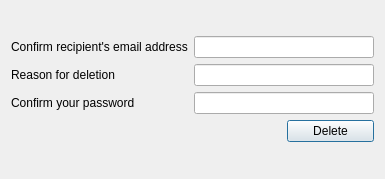
iamOgunyinka/TragelPC, file forms/removeuserconfirmationdialog.ui: the form before one commit.
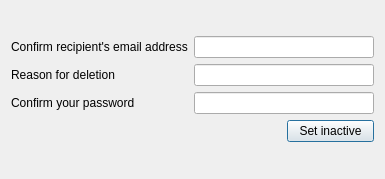
The form after the commit.

```diff
--- a/forms/removeuserconfirmationdialog.ui
+++ b/forms/removeuserconfirmationdialog.ui
@@ -49,7 +49,7 @@
      <item row="3" column="2">
       <widget class="QPushButton" name="delete_button">
        <property name="text">
-        <string>Delete</string>
+        <string>Set inactive</string>
        </property>
       </widget>
      </item>
```
